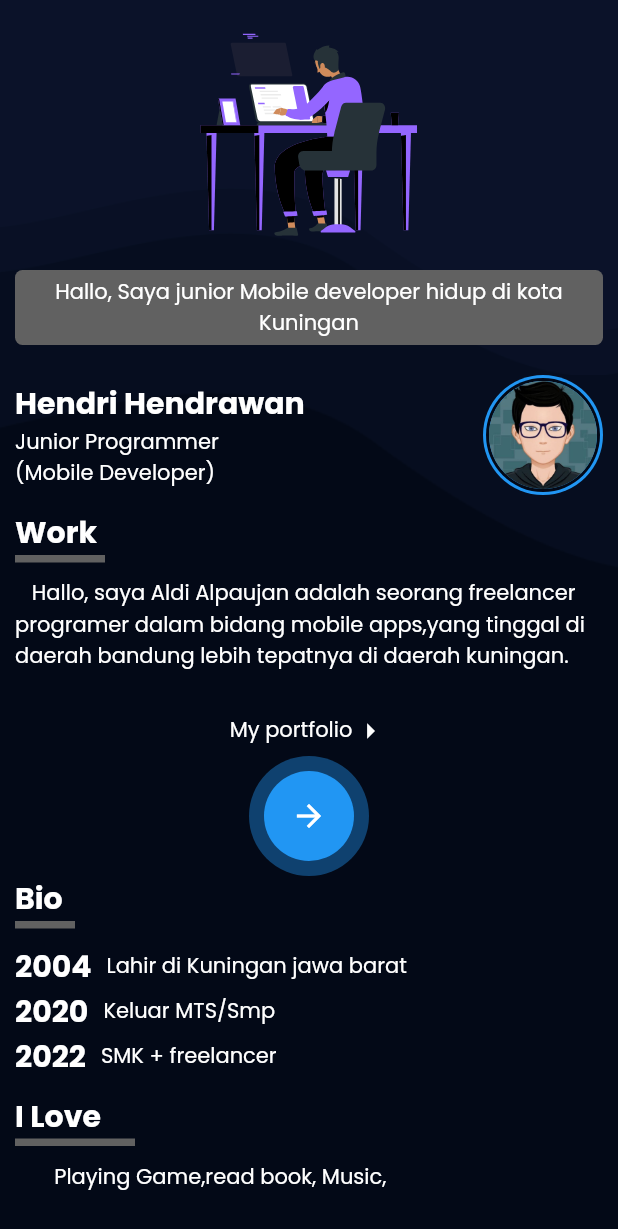
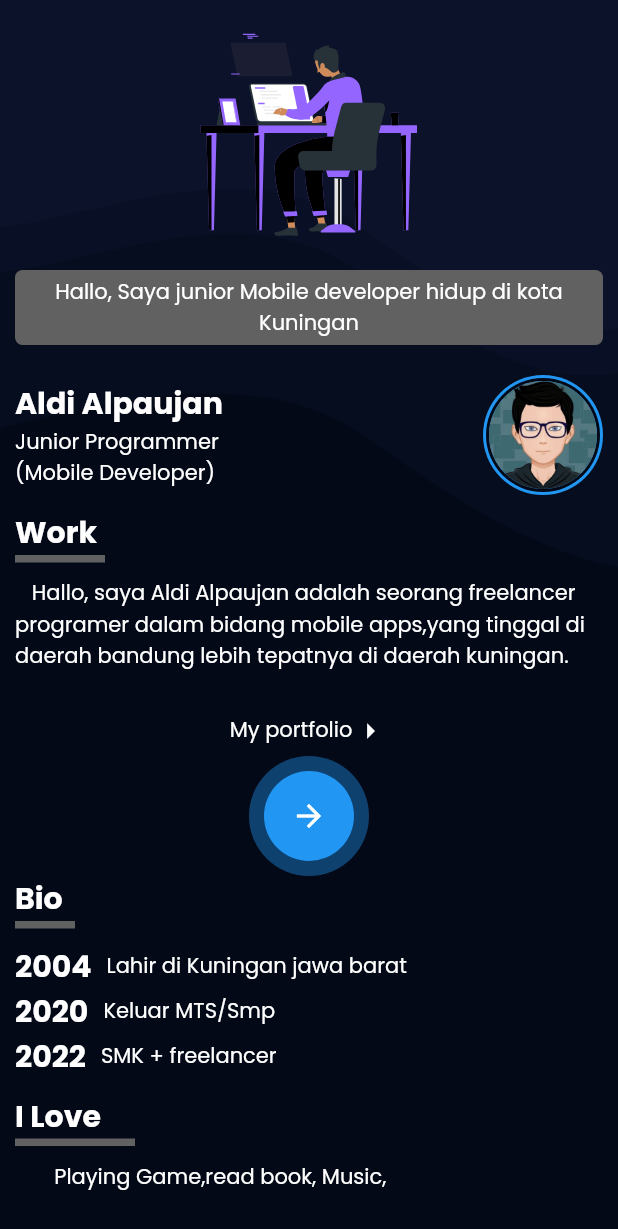
Before and after one commit to AldiAlpaujan/Mobile-portfolio, a Flutter app: the screen it shows after launch, on a phone screen of 412 x 824 dp. Shown: the top 1229 px of the screen. Run offline on Flutter 3.47's test engine with Material 2 defaults, Android fonts, the phone set to English and light mode, and no system bars; our stand-ins replace animate_do, carousel_slider, flutter_remix, get, google_fonts, lottie.

Commit message:
Mengganti nama

```diff
--- a/lib/introduction/introduction_page.dart
+++ b/lib/introduction/introduction_page.dart
@@ -122,7 +122,7 @@ class IntroductionPage extends StatelessWidget {
                                           delay: _controller.getDelay(),
                                           child: const Text(
                                             //TODO:bisa diganti dengan nama sendiri
-                                            "Hendri Hendrawan",
+                                            "Aldi Alpaujan",
                                             style: TextStyle(
                                               fontSize: 20,
                                               fontWeight: FontWeight.bold,
```
